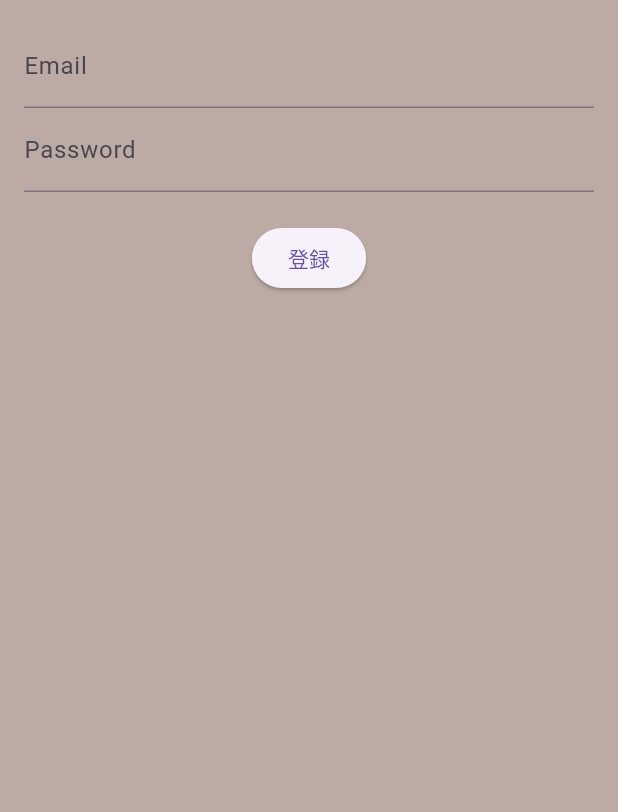
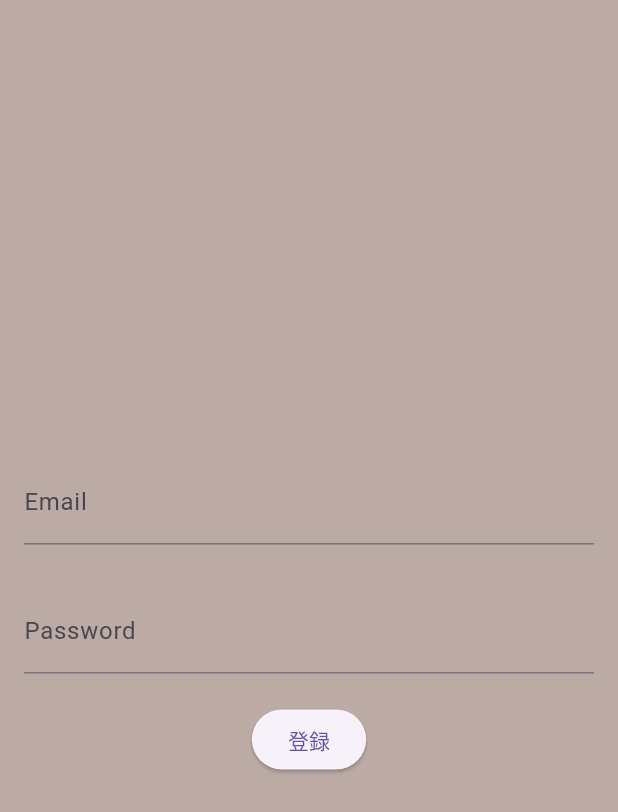
Before and after one commit to oto06/GakuYouMatch2, a Flutter app: the AccountRegister screen opened directly, on a phone screen of 412 x 824 dp. Shown: the top 812 px of the screen. Run offline on Flutter 3.47's test engine with Material 3 defaults, Android fonts, the phone set to English and light mode, and no system bars; our stand-ins replace cloud_firestore, firebase_auth, firebase_core, firebase_storage, flutter_chat_types, flutter_chat_ui and 6 more; accounts and stored records are empty.

Commit message:
登録の機能完成
# Conflicts:
#	android/app/build.gradle
#	android/build.gradle

```diff
--- a/lib/acountregister.dart
+++ b/lib/acountregister.dart
@@ -53,11 +53,13 @@ class  _AccountRegisterState extends State<AccountRegister> {
       body: Padding(
         padding: const EdgeInsets.all(16.0),
         child: Column(
+          mainAxisAlignment: MainAxisAlignment.center,
           children: [
             TextField(
               controller: _emailController,
               decoration: const InputDecoration(labelText: 'Email'), // メールフィールド
             ),
+            const SizedBox(height: 30),
             TextField(
               controller: _passwordController,
               decoration: const InputDecoration(labelText: 'Password'), // パスワードフィールド
```
Also changed, not shown: assets/53.png.
